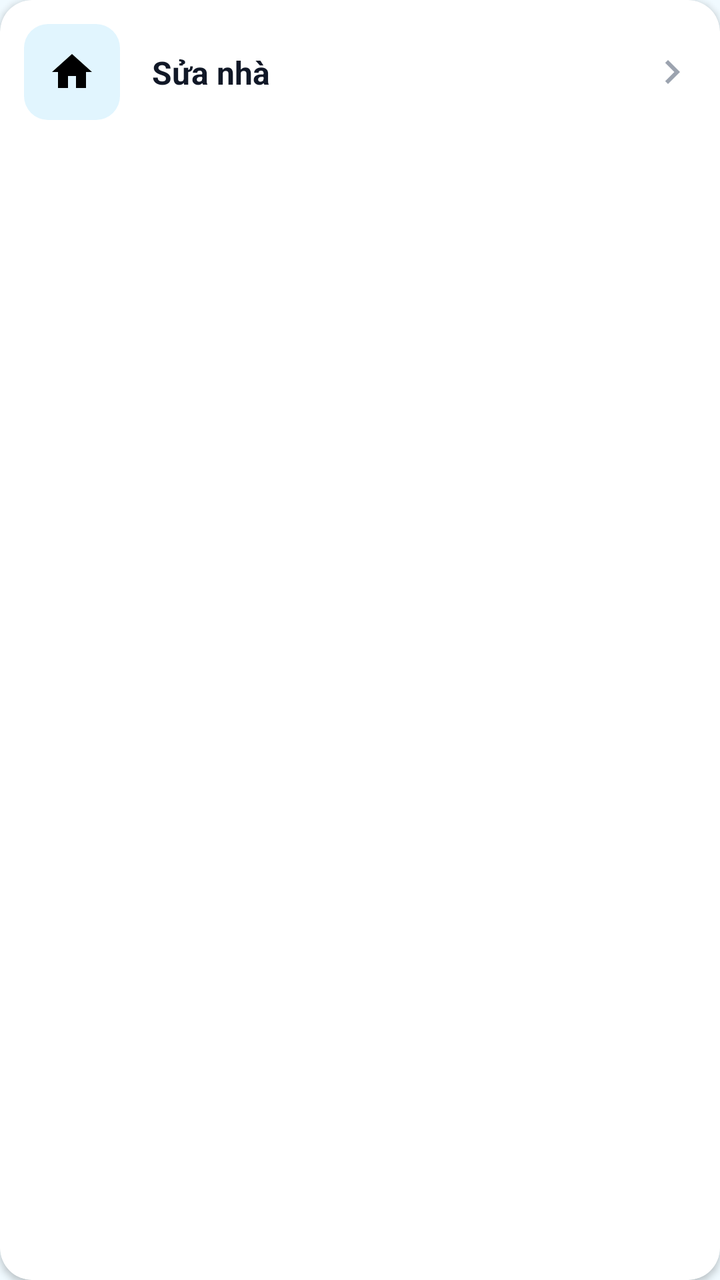
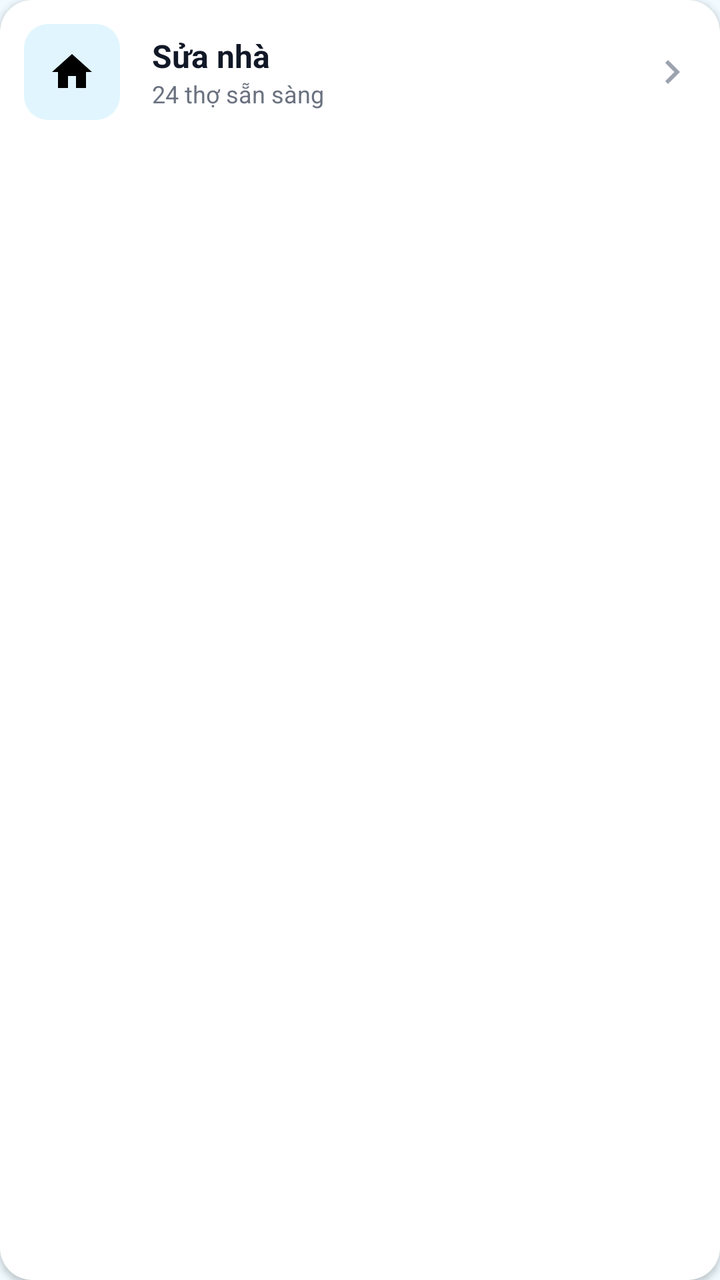

Two renders of the same Android screen: before a commit and after it. Below are the layout's source before the change and the commit's diff.
<!-- AndroidManifest.xml: application theme Theme.FixItVN -->
<!-- res/layout/item_service_category.xml -->
<?xml version="1.0" encoding="utf-8"?>
<com.google.android.material.card.MaterialCardView
    xmlns:android="http://schemas.android.com/apk/res/android"
    xmlns:app="http://schemas.android.com/apk/res-auto"
    android:layout_width="match_parent"
    android:layout_height="wrap_content"
    android:layout_marginHorizontal="16dp"
    android:layout_marginVertical="6dp"
    app:cardCornerRadius="16dp"
    app:cardElevation="2dp"
    app:cardBackgroundColor="@color/white"
    app:strokeWidth="0dp">

    <androidx.constraintlayout.widget.ConstraintLayout
        android:layout_width="match_parent"
        android:layout_height="wrap_content"
        android:padding="12dp">

        <ImageView
            android:id="@+id/ivServiceIcon"
            android:layout_width="48dp"
            android:layout_height="48dp"
            android:background="@drawable/bg_icon_light_blue"
            android:padding="12dp"
            android:src="@drawable/ic_home_repair" app:layout_constraintStart_toStartOf="parent"
            app:layout_constraintTop_toTopOf="parent"
            app:layout_constraintBottom_toBottomOf="parent" />

        <TextView
            android:id="@+id/tvServiceName"
            android:layout_width="0dp"
            android:layout_height="wrap_content"
            android:layout_marginStart="16dp"
            android:text="Sửa nhà"
            android:textSize="16sp"
            android:textStyle="bold"
            android:textColor="#111827"
            app:layout_constraintStart_toEndOf="@id/ivServiceIcon"
            app:layout_constraintEnd_toStartOf="@id/ivArrow"
            app:layout_constraintTop_toTopOf="parent"
            app:layout_constraintBottom_toBottomOf="parent" />

        <ImageView
            android:id="@+id/ivArrow"
            android:layout_width="24dp"
            android:layout_height="24dp"
            android:src="@drawable/ic_arrow_right" app:tint="#9CA3AF"
            app:layout_constraintEnd_toEndOf="parent"
            app:layout_constraintTop_toTopOf="parent"
            app:layout_constraintBottom_toBottomOf="parent" />

    </androidx.constraintlayout.widget.ConstraintLayout>

</com.google.android.material.card.MaterialCardView>
<!-- resources referenced by this layout -->
<resources>
  <color name="white">#FFFFFFFF</color>
  <!-- drawable bg_icon_light_blue (drawable) -->
  <?xml version="1.0" encoding="utf-8"?>
  <shape xmlns:android="http://schemas.android.com/apk/res/android"
      android:shape="rectangle">
      <solid android:color="#E1F5FE" /> <corners android:radius="12dp" />
  </shape>
  <!-- drawable ic_arrow_right (drawable) -->
  <vector xmlns:android="http://schemas.android.com/apk/res/android"
      android:width="24dp"
      android:height="24dp"
      android:viewportWidth="24"
      android:viewportHeight="24">
      <path
          android:fillColor="#000000"
          android:pathData="M8.59,16.59L13.17,12 8.59,7.41 10,6l6,6 -6,6z"/>
  </vector>
  <!-- drawable ic_home_repair (drawable) -->
  <vector xmlns:android="http://schemas.android.com/apk/res/android"
      android:width="24dp"
      android:height="24dp"
      android:viewportWidth="24"
      android:viewportHeight="24">
      <path
          android:fillColor="#000000"
          android:pathData="M10,20v-6h4v6h5v-8h3L12,3 2,12h3v8z"/>
  </vector>
  <style name="Theme.FixItVN" parent="Theme.MaterialComponents.DayNight.NoActionBar">
  
          
          <item name="colorPrimary">#42c2ff</item>
          <item name="colorPrimaryDark">#00658b</item>
          <item name="colorPrimaryVariant">#00658b</item>
          <item name="colorOnPrimary">#ffffff</item>
  
          
          <item name="colorSecondary">#42c2ff</item>
          <item name="colorSecondaryVariant">#1a9fe0</item>
          <item name="colorOnSecondary">#ffffff</item>
  
          
          <item name="android:colorBackground">#f0faff</item>
          <item name="android:windowBackground">#f0faff</item>
          <item name="colorSurface">#ffffff</item>
          <item name="colorOnSurface">#0d1b2a</item>
  
          
          <item name="android:statusBarColor">#ffffff</item>
          <item name="android:windowLightStatusBar">true</item>
  
          
          <item name="android:navigationBarColor">#ffffff</item>
  
          
          <item name="bottomNavigationStyle">@style/Widget.FixIt.BottomNavigationView</item>
  
      </style>
  <style name="Widget.FixIt.BottomNavigationView" parent="Widget.MaterialComponents.BottomNavigationView">
          <item name="itemTextAppearanceActive">@style/TextAppearance.FixIt.BottomNav</item>
          <item name="itemTextAppearanceInactive">@style/TextAppearance.FixIt.BottomNav</item>
      </style>
  <style name="TextAppearance.FixIt.BottomNav" parent="TextAppearance.MaterialComponents.Caption">
          <item name="android:textSize">10sp</item>
          <item name="android:fontFamily">sans-serif-medium</item>
      </style>
</resources>

<!-- the commit's change to res/layout/item_service_category.xml (unified diff, before → after) -->
@@ -37,8 +37,22 @@
             android:textColor="#111827"
             app:layout_constraintStart_toEndOf="@id/ivServiceIcon"
             app:layout_constraintEnd_toStartOf="@id/ivArrow"
-            app:layout_constraintTop_toTopOf="parent"
-            app:layout_constraintBottom_toBottomOf="parent" />
+            app:layout_constraintTop_toTopOf="@id/ivServiceIcon"
+            app:layout_constraintBottom_toTopOf="@id/tvWorkerCount"
+            app:layout_constraintVertical_chainStyle="packed" />
+
+        <TextView
+            android:id="@+id/tvWorkerCount"
+            android:layout_width="0dp"
+            android:layout_height="wrap_content"
+            android:layout_marginStart="16dp"
+            android:text="24 thợ sẵn sàng"
+            android:textSize="12sp"
+            android:textColor="#6B7280"
+            app:layout_constraintStart_toEndOf="@id/ivServiceIcon"
+            app:layout_constraintEnd_toStartOf="@id/ivArrow"
+            app:layout_constraintTop_toBottomOf="@id/tvServiceName"
+            app:layout_constraintBottom_toBottomOf="@id/ivServiceIcon" />
 
         <ImageView
             android:id="@+id/ivArrow"
